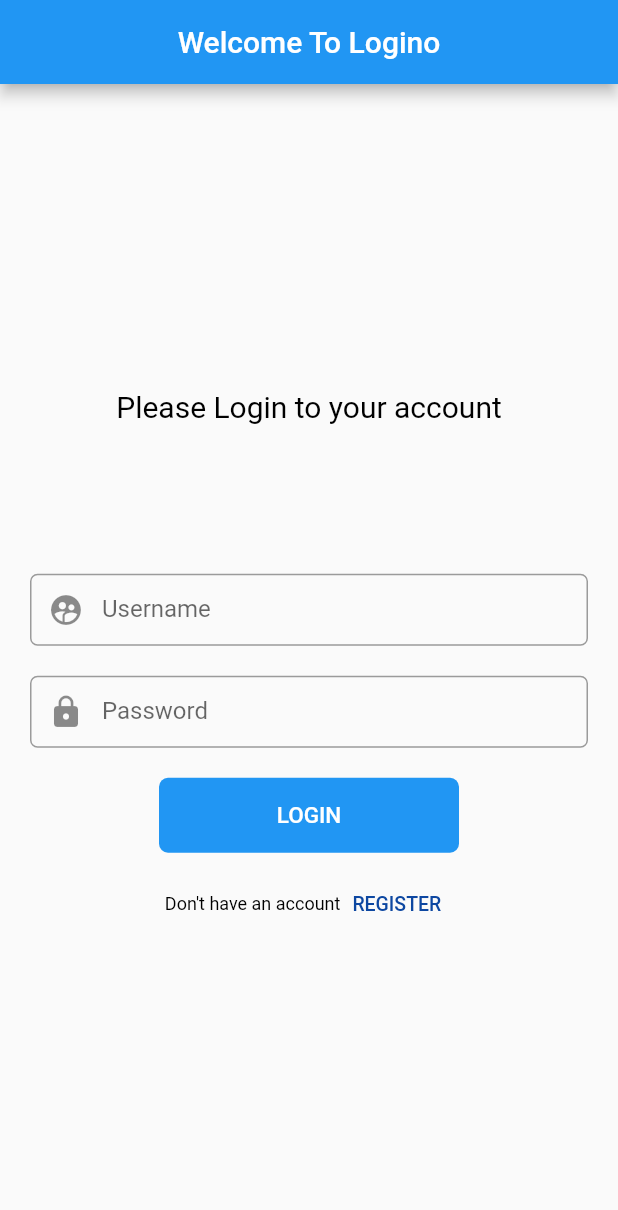
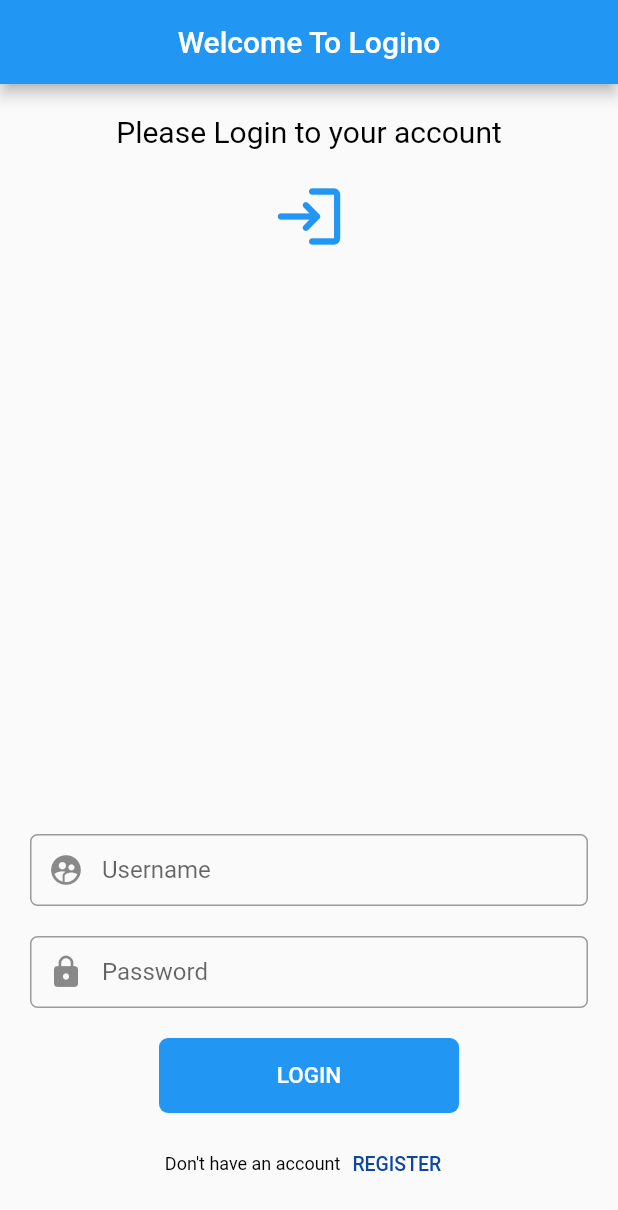
Before and after one commit to Thr93Satar/practice1, a Flutter app: the screen it shows after launch, on a phone screen of 412 x 824 dp. Shown: the top 1210 px of the screen. Run offline on Flutter 3.47's test engine with Material 2 defaults, Android fonts, the phone set to English and light mode, and no system bars.

Commit message:
v1.4_Working on Login_screen_validation

```diff
--- a/lib/modules/login_screen/login_screen.dart
+++ b/lib/modules/login_screen/login_screen.dart
@@ -4,7 +4,10 @@ import 'package:practiceflutter/shared/components/components.dart';
 class LoginScreen extends StatelessWidget {
   LoginScreen({Key? key}) : super(key: key);
 
-  TextEditingController myController = TextEditingController();
+  TextEditingController myController1 = TextEditingController();
+  TextEditingController myController2 = TextEditingController();
+
+  var formKey = GlobalKey<FormState>();
 
   @override
   Widget build(BuildContext context) {
@@ -17,33 +20,40 @@ class LoginScreen extends StatelessWidget {
             style: TextStyle(color: Colors.white, fontSize: 20),
           ),
         ),
-        body: Padding(
+        body: SingleChildScrollView(
+            physics: const NeverScrollableScrollPhysics(),
+            child: SizedBox(
+              height: MediaQuery.of(context).size.height,
+              child: Stack(alignment: Alignment.topCenter, children: [
+                // Image.network(
+                //   'https://images.pexels.com/photos/16191049/pexels-photo-16191049.jpeg?auto=compress&cs=tinysrgb&w=1260&h=750&dpr=1',
+                //   height: MediaQuery.of(context).size.height,
+                //   width: MediaQuery.of(context).size.width,
+                //   fit: BoxFit.cover,
+                // ),
+                Padding(
                   padding: const EdgeInsets.all(20.0),
-          child: ListView(
-            physics: NeverScrollableScrollPhysics(),
-              children: [
-            SizedBox(
+                  child: SizedBox(
                     height: MediaQuery.of(context).size.height,
+                    child: Form(
+                      key: formKey,
                       child: Column(
-                mainAxisAlignment: MainAxisAlignment.center,
+                        mainAxisAlignment: MainAxisAlignment.end,
                         crossAxisAlignment: CrossAxisAlignment.center,
                         children: [
                           Flexible(
-                    child: mainText(
-                      text: 'Please Login to your account',
-                      fontColor: Colors.black,
-                      isUpperCase: false,
-                    ),
-                  ),
-                  const SizedBox(
-                    height: 100,
-                  ),
-                  Flexible(
                             child: textfield1(
-                      myController: myController,
+                              myController: myController1,
                               tfLabelText: 'Username',
                               tfHintText: "Username",
-                      tfPrefixIcon: const Icon(Icons.supervised_user_circle),
+                              tfPrefixIcon:
+                                  const Icon(Icons.supervised_user_circle),
+                              tfValidator: (String? value) {
+                                if (value!.isEmpty) {
+                                  return 'Please enter your password';
+                                }
+                                return null;
+                              },
                             ),
                           ),
                           const SizedBox(
@@ -51,10 +61,16 @@ class LoginScreen extends StatelessWidget {
                           ),
                           Flexible(
                             child: textfield1(
-                      myController: myController,
+                              myController: myController2,
                               tfLabelText: 'Password',
                               tfHintText: "Password",
                               tfPrefixIcon: const Icon(Icons.lock),
+                              tfValidator: (String? value) {
+                                if (value!.isEmpty) {
+                                  return 'Please enter your password';
+                                }
+                                return null;
+                              },
                             ),
                           ),
                           const SizedBox(
@@ -62,7 +78,12 @@ class LoginScreen extends StatelessWidget {
                           ),
                           Flexible(
                             child: mainButton(
-                        buttonFunction: (buttonFunction) {}, buttonText: 'LOGIN'),
+                                buttonFunction: () {
+                                  if (formKey.currentState != null) {
+                                    formKey.currentState?.validate();
+                                  }
+                                },
+                                buttonText: 'LOGIN'),
                           ),
                           const SizedBox(
                             height: 10,
@@ -90,7 +111,7 @@ class LoginScreen extends StatelessWidget {
                             ),
                           ),
                           Padding(
-                    padding: const EdgeInsets.only(bottom: 90.0),
+                            padding: const EdgeInsets.all(30.0),
                             child: SizedBox(
                               height: MediaQuery.of(context).viewInsets.bottom,
                             ),
@@ -98,7 +119,33 @@ class LoginScreen extends StatelessWidget {
                         ],
                       ),
                     ),
+                  ),
+                ),
+                Padding(
+                  padding: const EdgeInsets.all(20.0),
+                  child: Column(
+                    crossAxisAlignment: CrossAxisAlignment.center,
+                    children: [
+                      Flexible(
+                        child: mainText(
+                          text: 'Please Login to your account',
+                          fontColor: Colors.black,
+                          isUpperCase: false,
+                        ),
+                      ),
+                      SizedBox(
+                        height: 20,
+                      ),
+                      Flexible(
+                          child: Icon(
+                        Icons.login_rounded,
+                        size: 50,
+                        color: Colors.blue,
+                      ))
+                    ],
+                  ),
+                ),
               ]),
-        ));
+            )));
   }
 }
--- a/lib/shared/components/components.dart
+++ b/lib/shared/components/components.dart
@@ -38,7 +38,9 @@ Widget mainButton({
         borderRadius: BorderRadius.circular(buttonRadius),
         color: buttonColor,
       ),
-      child: MaterialButton(child: btnText(text: buttonText), onPressed: () {}),
+      child: MaterialButton(
+          onPressed: buttonFunction(),
+          child: btnText(text: buttonText)),
     );
 
 // TextFields Section ------------------------------3
@@ -50,14 +52,14 @@ Widget textfield1({
   double tfBorderRadius = 5.0,
   double tfContentPadding = 10.0,
   Color tfColor = Colors.white54,
-  required tfLabelText,
-  required tfHintText,
-  required tfPrefixIcon,
-
+  required String tfLabelText,
+  required String tfHintText,
+  required Icon tfPrefixIcon,
+  required String? Function(String? value) tfValidator,
 }) =>
     Container(
       width: tfWidth,
-      child: TextField(
+      child: TextFormField(
         decoration: InputDecoration(
           contentPadding: EdgeInsets.all(tfContentPadding),
           border: OutlineInputBorder(
@@ -68,5 +70,6 @@ Widget textfield1({
           prefixIcon: tfPrefixIcon,
         ),
         controller: myController,
+        validator: tfValidator,
       ),
     );
```
Lines whose indentation alone changed are shown as unchanged.
